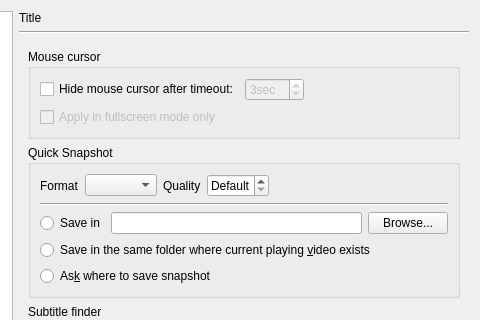
This is src/bomi/ui/prefdialog.ui in bylee20/bomi as Qt 5 draws it before an edit; both pictures show x 198 to 678 and y 0 to 320 of the 678 by 541 pixel window. The edited form follows.
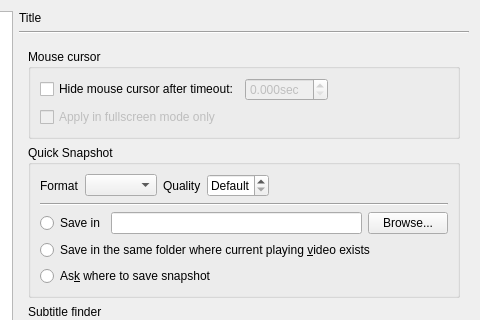
This is the edited form. The open tabs and pages were chosen to show the change. Icons and pictures are not drawn. Custom widgets are drawn as their Qt base class.

Commit message: * New: support millisecond precision for timeout to hide cursor (#275)

The edit to the form file:
```diff
--- a/src/bomi/ui/prefdialog.ui
+++ b/src/bomi/ui/prefdialog.ui
@@ -165,7 +165,7 @@
                </widget>
               </item>
               <item>
-               <widget class="QSpinBox" name="hide_cursor_delay_sec">
+               <widget class="QDoubleSpinBox" name="hide_cursor_delay_sec">
                 <property name="enabled">
                  <bool>false</bool>
                 </property>
@@ -175,12 +175,15 @@
                 <property name="suffix">
                  <string>sec</string>
                 </property>
-                <property name="minimum">
-                 <number>1</number>
-                </property>
-                <property name="value">
+                <property name="decimals">
                  <number>3</number>
                 </property>
+                <property name="maximum">
+                 <double>99.900000000000006</double>
+                </property>
+                <property name="singleStep">
+                 <double>0.100000000000000</double>
+                </property>
                </widget>
               </item>
               <item>
```
Left out of the diff: 104 changed lines with no effect on the pictures. The commit also changes 1 other file.
